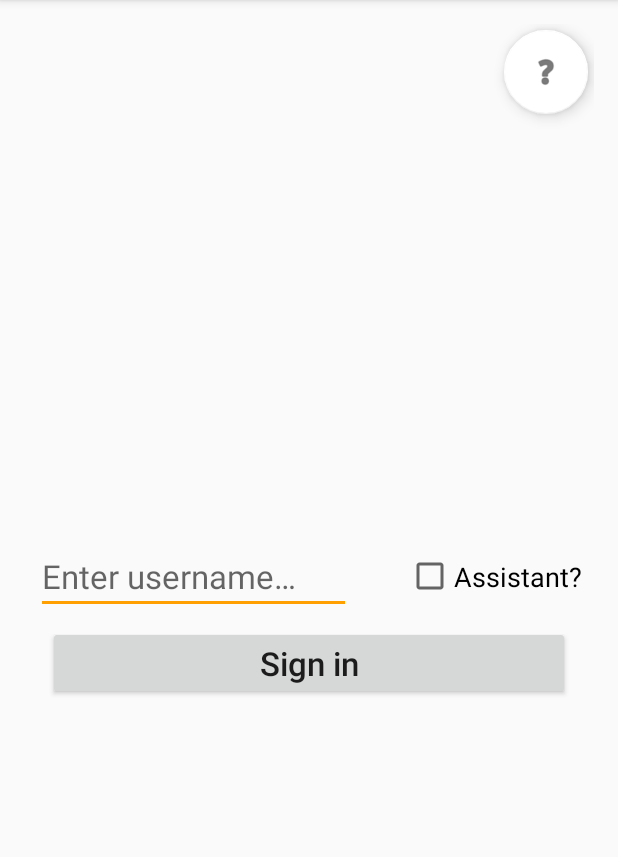
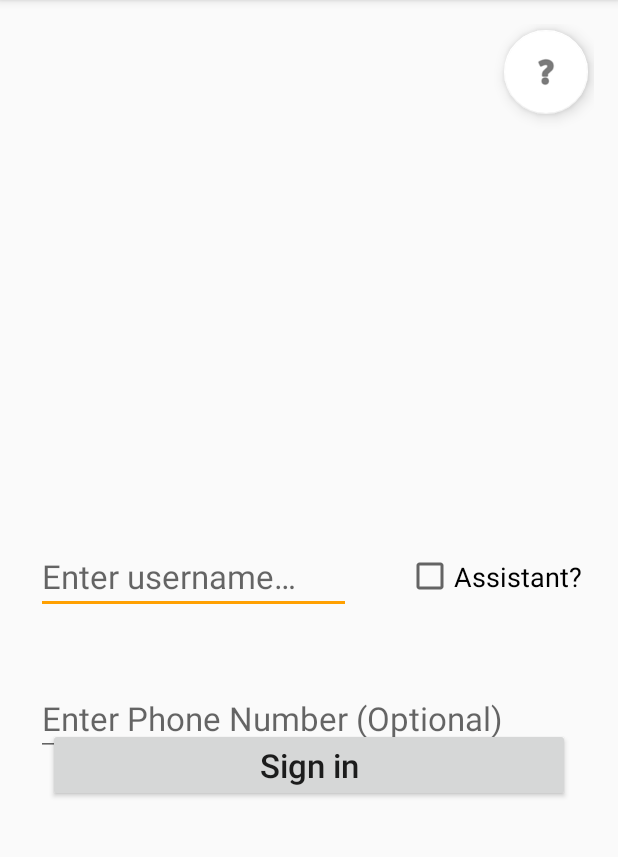
Before and after one commit to samuel-x/echo, an Android app: the screen it shows after launch (LoginActivity), on a phone screen of 412 x 824 dp, the part 84-941 px from its top. Run offline under Robolectric (Android 15) with nearby library versions, the phone set to English and light mode, and no system bars; our stand-ins replace Firebase (no records; nobody signed in at launch, a user with empty details on screens opened directly).

Commit message:
Somewhat Working Phonenumber option

```diff
--- a/Echo/app/src/main/java/com/unimelb/droptable/echo/ClientInfo.java
+++ b/Echo/app/src/main/java/com/unimelb/droptable/echo/ClientInfo.java
@@ -6,6 +6,7 @@ public class ClientInfo {
     private static String username;
     private static boolean isAssistant;
     private static ImmutableTask currentTask;
+    private static String phoneNumber;
 
     public static String getUsername() {
         return username;
@@ -34,4 +35,8 @@ public class ClientInfo {
     public static void setTask(ImmutableTask task) {
         ClientInfo.currentTask = task;
     }
+
+    public static String getPhoneNumber() {return phoneNumber;}
+
+    public static void setPhoneNumber(String phoneNumber) { ClientInfo.phoneNumber = phoneNumber;}
 }
--- a/Echo/app/src/main/res/layout/activity_login.xml
+++ b/Echo/app/src/main/res/layout/activity_login.xml
@@ -31,6 +31,23 @@
         app:layout_constraintStart_toStartOf="parent"
         app:layout_constraintTop_toTopOf="parent" />
 
+    <EditText
+        android:id="@+id/phoneNumberText"
+        android:layout_width="337dp"
+        android:layout_height="50dp"
+        android:layout_marginBottom="8dp"
+        android:layout_marginLeft="8dp"
+        android:layout_marginStart="8dp"
+        android:layout_marginTop="8dp"
+        android:ems="10"
+        android:hint="@string/prompt_phonenumber"
+        android:inputType="number"
+        android:textSize="@dimen/echoApMedium"
+        app:layout_constraintBottom_toBottomOf="parent"
+        app:layout_constraintStart_toStartOf="parent"
+        app:layout_constraintTop_toTopOf="parent"
+        app:layout_constraintVertical_bias="0.642" />
+
     <CheckBox
         android:id="@+id/isAssistantCheckBox"
         android:layout_width="wrap_content"
@@ -53,7 +70,7 @@
         android:layout_marginLeft="16dp"
         android:layout_marginRight="16dp"
         android:layout_marginStart="16dp"
-        android:layout_marginTop="8dp"
+        android:layout_marginTop="76dp"
         android:text="@string/sign_in_button"
         android:textAllCaps="false"
         android:textSize="@dimen/echoApMedium"
--- a/Echo/app/src/main/res/values/strings.xml
+++ b/Echo/app/src/main/res/values/strings.xml
@@ -32,6 +32,7 @@
     <string name="sign_in_button">Sign in</string>
     <string name="prompt_assistant">Assistant?</string>
     <string name="error_invalid_username">This username is invalid</string>
+    <string name="prompt_phonenumber">Enter Phone Number (Optional) </string>
 
     <string name="action_submit_rating">Submit Rating</string>
 
```
Also changed, not shown: Echo/app/src/main/java/com/unimelb/droptable/echo/activities/LoginActivity.java (+28 -0 lines), Echo/app/src/main/java/com/unimelb/droptable/echo/clientTaskManagement/FirebaseAdapter.java (+25 -0 lines).
